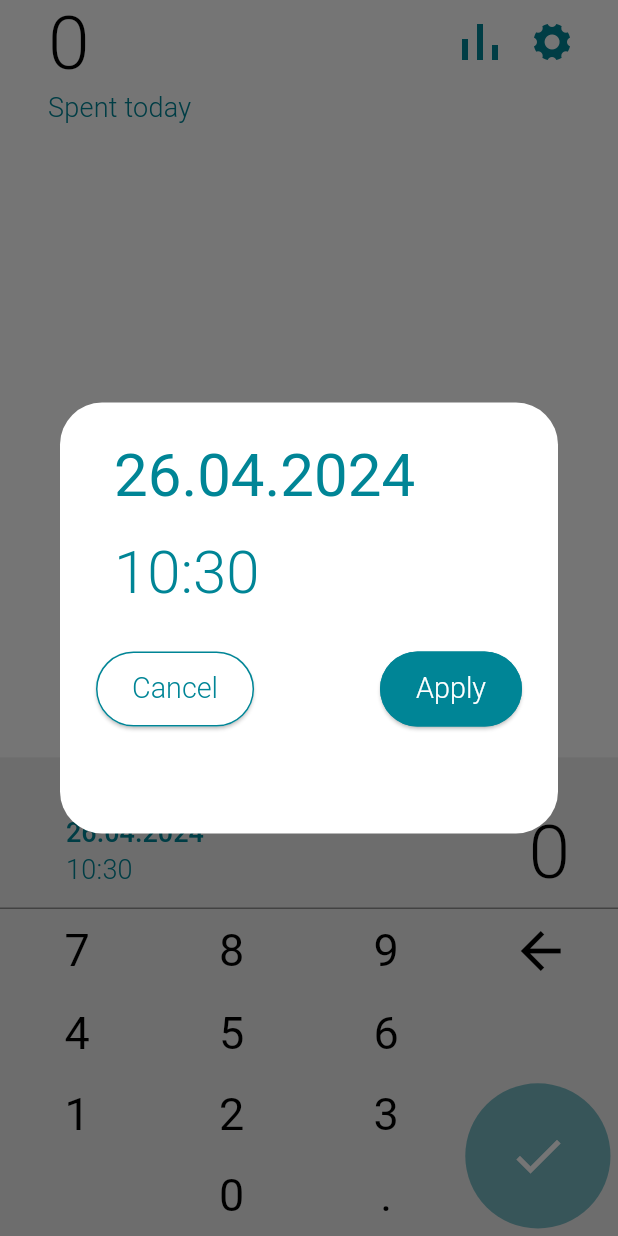
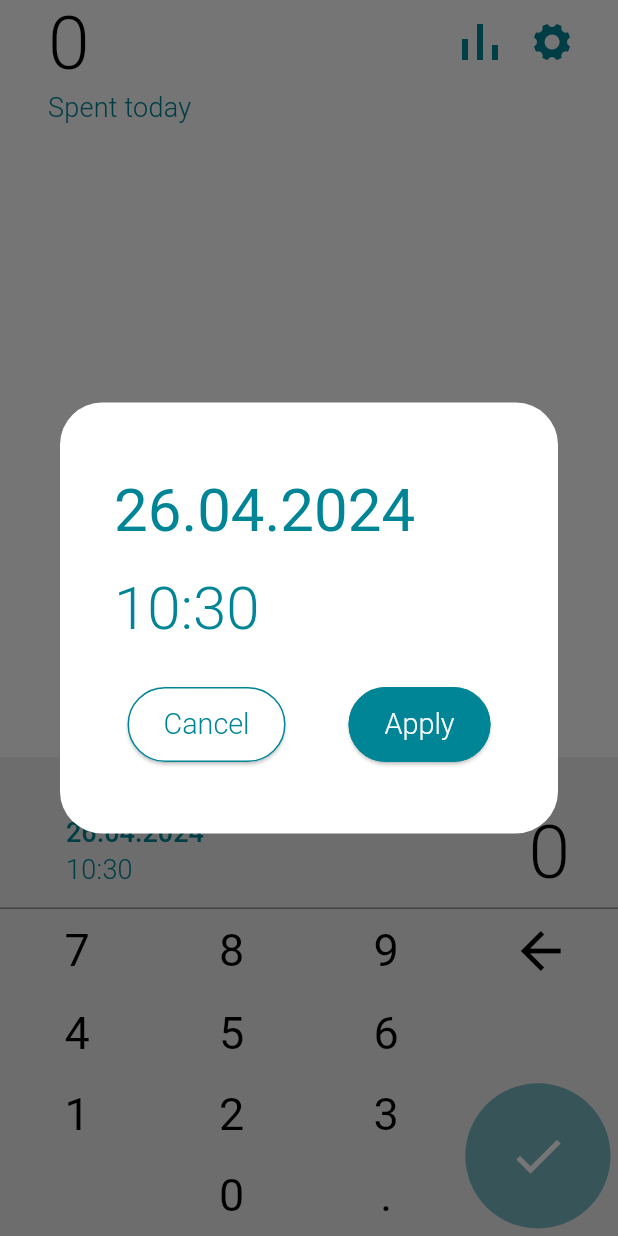
Before and after one commit to iSVDi/expenso, a Flutter app: the MainView screen opened directly, after a tap on an icon or button, on a phone screen of 412 x 824 dp. Run offline on Flutter 3.47's test engine with Material 3 defaults, Android fonts, the phone set to English and light mode, and no system bars; our stand-ins replace circular_countdown_timer, flutter_bloc, focused_menu, objectbox, shared_preferences, syncfusion_flutter_charts; missing offline and left inert: group_list_view; accounts and stored records are empty; generated files the repository leaves out were written again; Roboto replaces fonts that are missing (SF Pro).

Commit message:
implemented selecting current week and month time frame, fix date picker's layout

```diff
--- a/lib/common/views/date_time_picker.dart
+++ b/lib/common/views/date_time_picker.dart
@@ -37,14 +37,14 @@ class _DateTimePickerState extends State<DateTimePicker> {
     );
 
     var column = Column(
-        mainAxisAlignment: MainAxisAlignment.start,
+        mainAxisAlignment: MainAxisAlignment.center,
         crossAxisAlignment: CrossAxisAlignment.start,
         children: [
           _getDatePickerButton(context),
           _getTimePickerButton(context),
           const SizedBox(height: 20),
           Row(
-              mainAxisAlignment: MainAxisAlignment.spaceBetween,
+              mainAxisAlignment: MainAxisAlignment.spaceAround,
               children: [cancelButton, applyButton])
         ]);
 
```
Also changed, not shown: lib/modules/history/cubit/date_range_helper.dart (+8 -0 lines), lib/modules/history/cubit/history_cubit.dart (+14 -0 lines), lib/modules/history/views/history.dart (+6 -11 lines).
